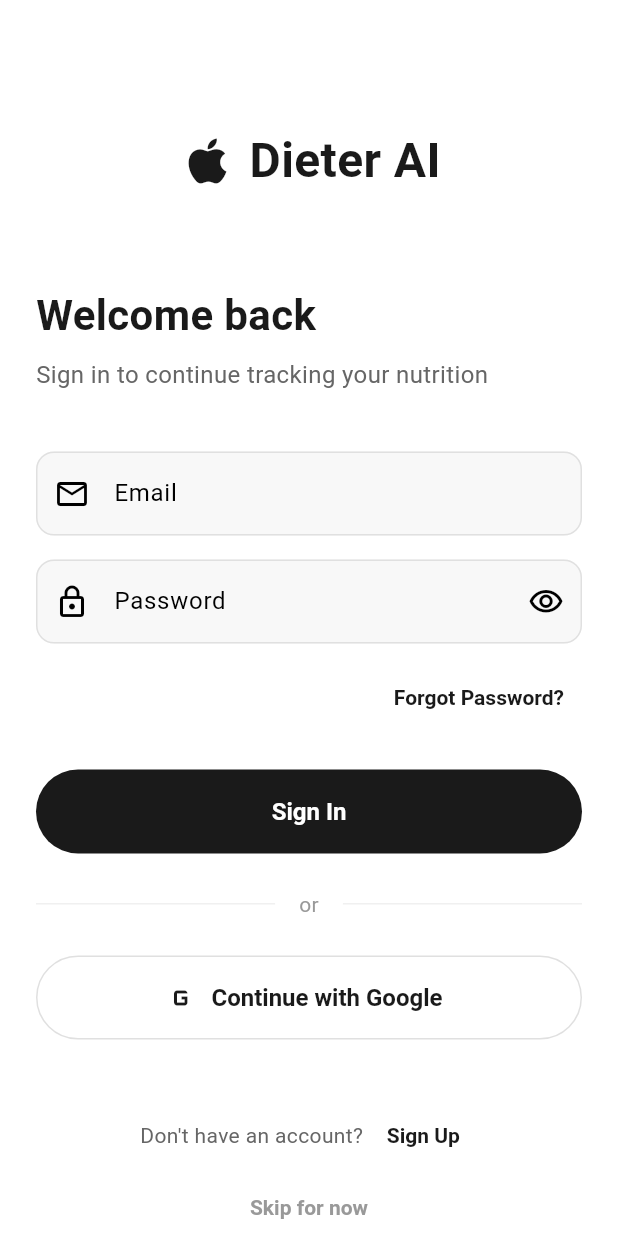
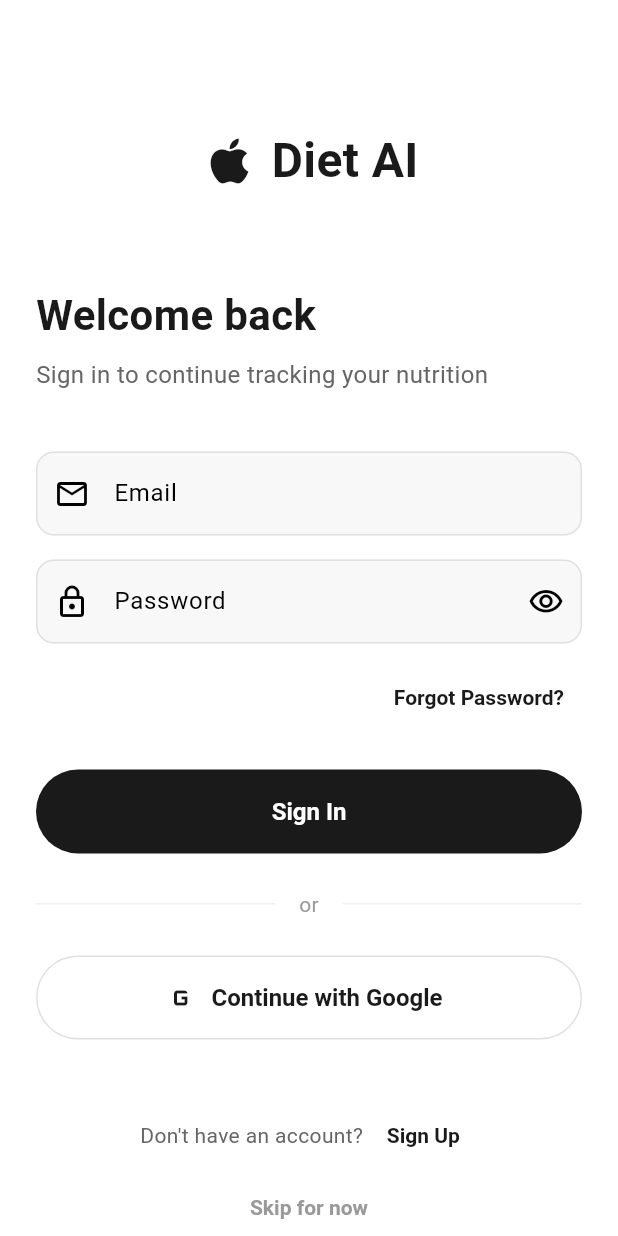
Before and after one commit to kernys/dieter, a Flutter app: the LoginScreen screen opened by its route, on a phone screen of 412 x 824 dp. Run offline on Flutter 3.47's test engine with Material 3 defaults, Android fonts, the phone set to English and light mode, and no system bars; our stand-ins replace cached_network_image, camera, fl_chart, flutter_riverpod, freezed_annotation, go_router and 3 more; accounts and stored records are empty; network calls fail.

Commit message:
Change app name

```diff
--- a/lib/app.dart
+++ b/lib/app.dart
@@ -13,7 +13,7 @@
     final router = ref.watch(routerProvider);
 
     return MaterialApp.router(
-      title: 'Dieter AI',
+      title: 'Diet AI',
       theme: AppTheme.lightTheme,
       routerConfig: router,
       debugShowCheckedModeBanner: false,
--- a/lib/l10n/app_en.arb
+++ b/lib/l10n/app_en.arb
@@ -1,7 +1,7 @@
 {
   "@@locale": "en",
 
-  "appTitle": "Dieter AI",
+  "appTitle": "Diet AI",
   "@appTitle": { "description": "App title" },
 
   "welcomeBack": "Welcome back",
@@ -135,7 +135,7 @@
   "delete": "Delete",
   "deleteEntry": "Delete Entry",
   "deleteEntryConfirm": "Are you sure you want to delete this food entry?",
-  "sharedFromDieterAI": "Shared from Dieter AI 🍎",
+  "sharedFromDieterAI": "Shared from Diet AI 🍎",
   "entryDeleted": "Entry deleted",
 
   "cameraNotAvailable": "Camera not available",
--- a/lib/l10n/app_ko.arb
+++ b/lib/l10n/app_ko.arb
@@ -1,7 +1,7 @@
 {
   "@@locale": "ko",
 
-  "appTitle": "다이어터 AI",
+  "appTitle": "다이어트 AI",
 
   "welcomeBack": "다시 오셨군요",
   "signInToContinue": "영양 추적을 계속하려면 로그인하세요",
@@ -129,7 +129,7 @@
   "delete": "삭제",
   "deleteEntry": "항목 삭제",
   "deleteEntryConfirm": "이 음식 기록을 삭제하시겠습니까?",
-  "sharedFromDieterAI": "Dieter AI에서 공유됨 🍎",
+  "sharedFromDieterAI": "Diet AI에서 공유됨 🍎",
   "entryDeleted": "항목이 삭제되었습니다",
 
   "cameraNotAvailable": "카메라를 사용할 수 없습니다",
```
Also changed, not shown: lib/l10n/generated/app_localizations.dart, lib/l10n/generated/app_localizations_en.dart, lib/l10n/generated/app_localizations_ko.dart, 4 other files.
